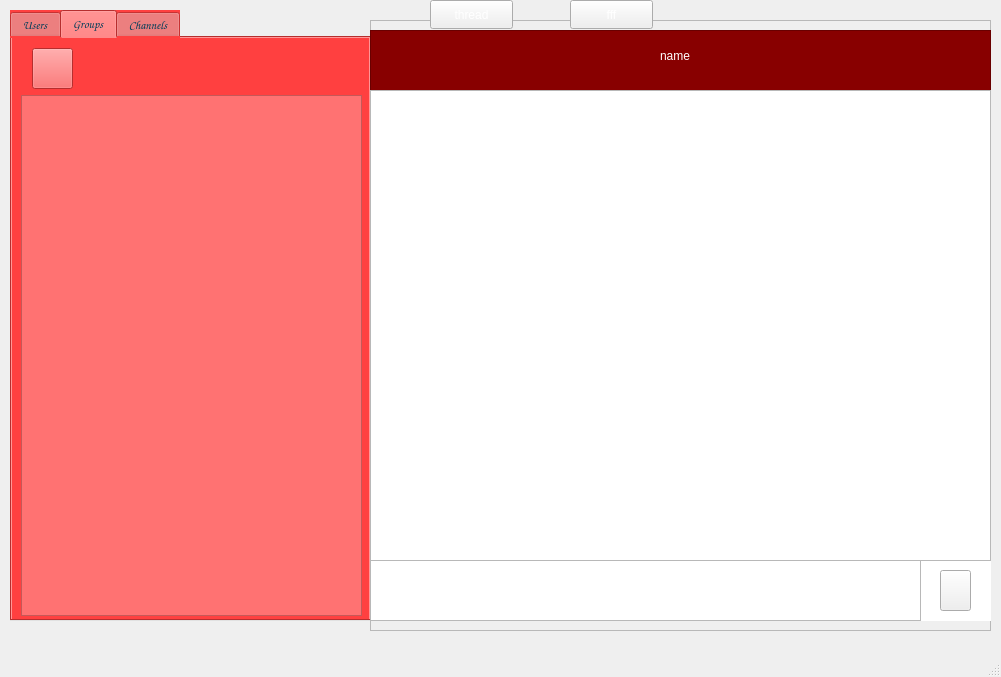
This is code/mainwindow.ui in SAliAkhiM/AP-Project-Daligram as Qt 5 draws it before an edit. The edited form follows.
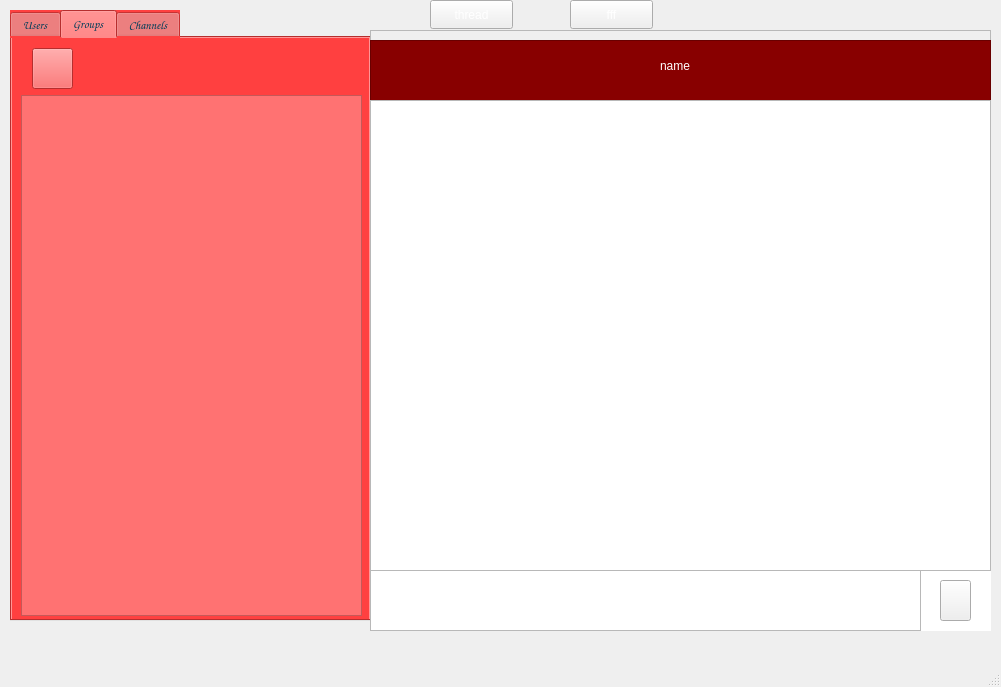
This is the edited form. Icons and pictures are not drawn.

What changed in the file:
```diff
--- a/code/mainwindow.ui
+++ b/code/mainwindow.ui
@@ -7,7 +7,7 @@
     <x>0</x>
     <y>0</y>
     <width>1001</width>
-    <height>677</height>
+    <height>687</height>
    </rect>
   </property>
   <property name="windowTitle">
@@ -168,9 +168,9 @@
     <property name="geometry">
      <rect>
       <x>370</x>
-      <y>20</y>
+      <y>30</y>
       <width>621</width>
-      <height>611</height>
+      <height>601</height>
      </rect>
     </property>
     <property name="frameShape">
@@ -204,7 +204,7 @@
        <rect>
         <x>290</x>
         <y>10</y>
-        <width>71</width>
+        <width>111</width>
         <height>31</height>
        </rect>
       </property>
```
